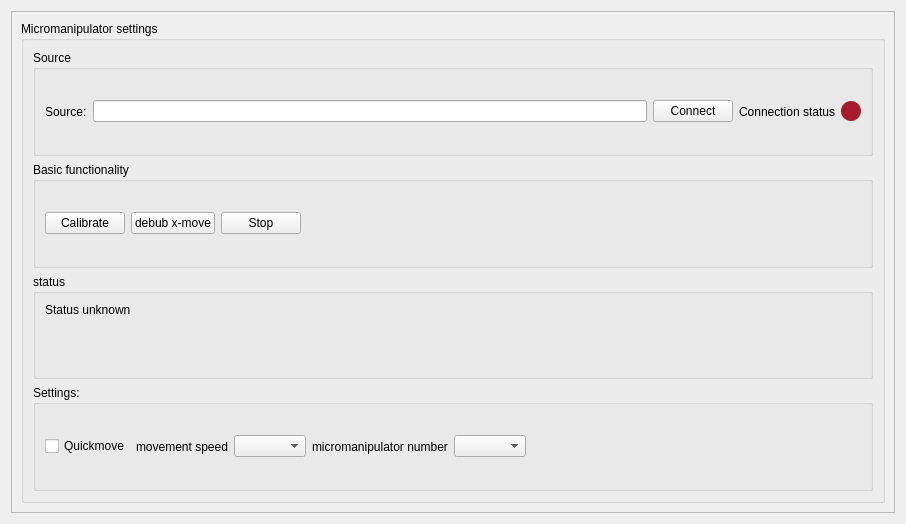
Qt form plugins/Sutter/Sutter_settingsWidget.ui (pyIVLS/pyIVLS) before a commit.
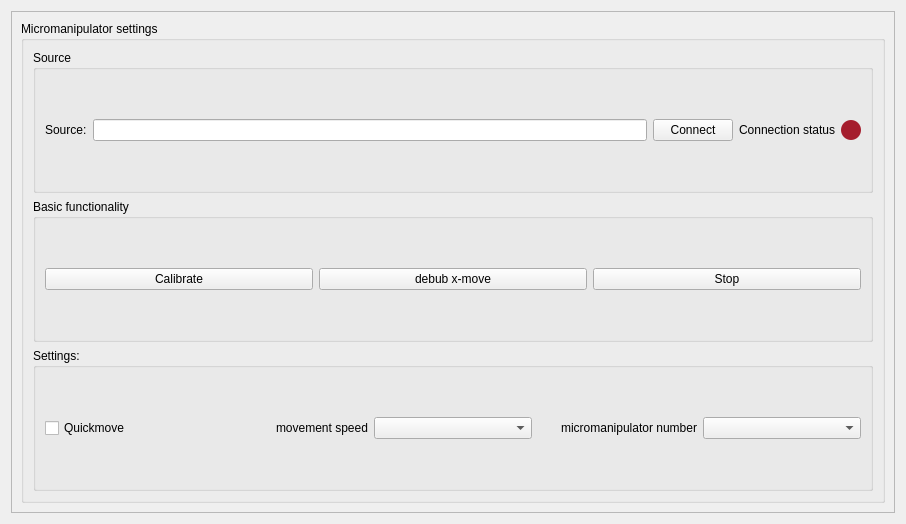
The same form after that commit.

```diff
--- a/plugins/Sutter/Sutter_settingsWidget.ui
+++ b/plugins/Sutter/Sutter_settingsWidget.ui
@@ -73,9 +73,6 @@
                <property name="text">
                 <string>Connection status</string>
                </property>
-               <property name="alignment">
-                <set>Qt::AlignmentFlag::AlignRight|Qt::AlignmentFlag::AlignTrailing|Qt::AlignmentFlag::AlignVCenter</set>
-               </property>
               </widget>
              </item>
              <item>
@@ -127,38 +124,6 @@
                </property>
               </widget>
              </item>
-             <item>
-              <spacer name="horizontalSpacer_2">
-               <property name="orientation">
-                <enum>Qt::Orientation::Horizontal</enum>
-               </property>
-               <property name="sizeHint" stdset="0">
-                <size>
-                 <width>40</width>
-                 <height>20</height>
-                </size>
-               </property>
-              </spacer>
-             </item>
-            </layout>
-           </widget>
-          </item>
-          <item>
-           <widget class="QGroupBox" name="groupBox">
-            <property name="title">
-             <string>status</string>
-            </property>
-            <layout class="QHBoxLayout" name="horizontalLayout_4">
-             <item>
-              <widget class="QLabel" name="statusLabel">
-               <property name="text">
-                <string>Status unknown</string>
-               </property>
-               <property name="alignment">
-                <set>Qt::AlignmentFlag::AlignLeading|Qt::AlignmentFlag::AlignLeft|Qt::AlignmentFlag::AlignTop</set>
-               </property>
-              </widget>
-             </item>
             </layout>
            </widget>
           </item>
@@ -193,24 +158,14 @@
                <property name="text">
                 <string>micromanipulator number</string>
                </property>
+               <property name="alignment">
+                <set>Qt::AlignRight|Qt::AlignTrailing|Qt::AlignVCenter</set>
+               </property>
               </widget>
              </item>
              <item>
               <widget class="QComboBox" name="devnumCombo"/>
              </item>
-             <item>
-              <spacer name="horizontalSpacer">
-               <property name="orientation">
-                <enum>Qt::Orientation::Horizontal</enum>
-               </property>
-               <property name="sizeHint" stdset="0">
-                <size>
-                 <width>40</width>
-                 <height>20</height>
-                </size>
-               </property>
-              </spacer>
-             </item>
             </layout>
            </widget>
           </item>
```
Left out of the diff: 2 changed lines with no effect on the pictures.
